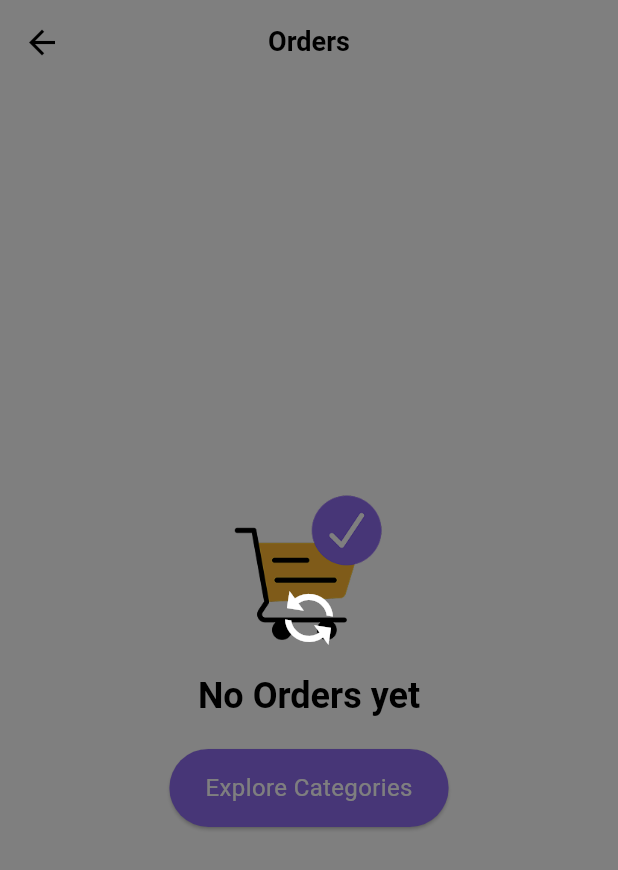
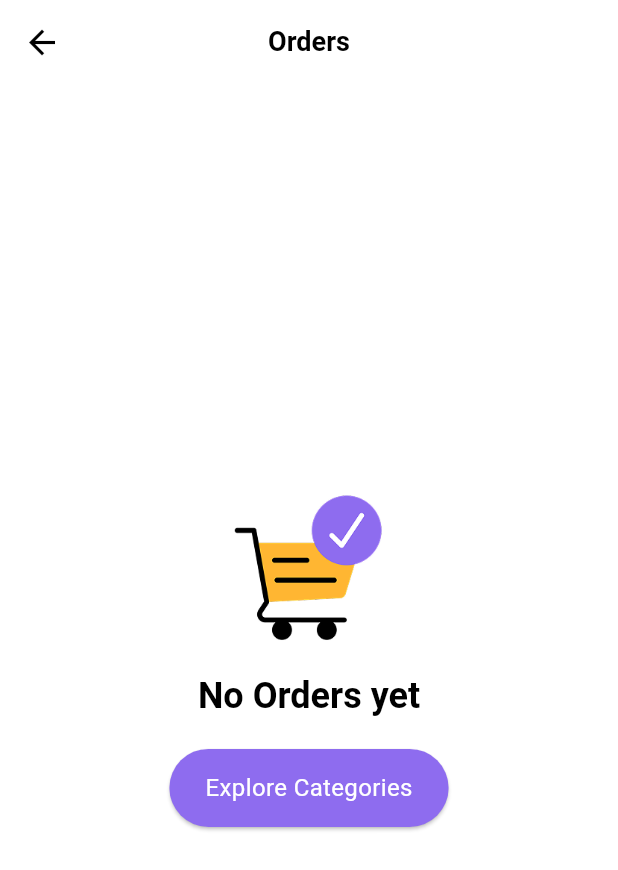
Before and after one commit to YoussefGhonem1/ecommerce_linkdevelpment, a Flutter app: the OrdersTab screen opened directly, on a phone screen of 412 x 824 dp. Shown: the top 870 px of the screen. Run offline on Flutter 3.47's test engine with Material 3 defaults, Android fonts, the phone set to English and light mode, and no system bars; our stand-ins replace cloud_firestore, dots_indicator, firebase_auth, firebase_core, firebase_messaging, flutter_local_notifications and 3 more; accounts and stored records are empty; network calls fail; key blocks and very long unbroken strings in the code were emptied for the run.

Commit message:
fix(layout): fix loading in layout module

```diff
--- a/lib/src/features/layout/screens/orders_tab.dart
+++ b/lib/src/features/layout/screens/orders_tab.dart
@@ -14,20 +14,6 @@ class OrdersTab extends ConsumerStatefulWidget {
 }
 
 class _OrdersTabState extends ConsumerState<OrdersTab> {
-  bool _isLoading = true;
-
-  @override
-  void initState() {
-    super.initState();
-    _simulateLoading();
-  }
-
-  Future<void> _simulateLoading() async {
-    await Future.delayed(const Duration(seconds: 2));
-    if (mounted) {
-      setState(() => _isLoading = false);
-    }
-  }
 
   @override
   Widget build(BuildContext context) {
@@ -36,16 +22,13 @@ class _OrdersTabState extends ConsumerState<OrdersTab> {
 
     final ordersList = ref.watch(ordersProvider);
 
-    return LoadingOverlay(
-      isLoading: _isLoading,
-      child: Scaffold(
-        appBar: AppBar(
-          title: Text(local.orders, style: theme.textTheme.headlineSmall),
-        ),
-        body: ordersList.isEmpty
-            ? BuildEmptyOrders()
-            : BuildOrdersList(order: ordersList),
+    return Scaffold(
+      appBar: AppBar(
+        title: Text(local.orders, style: theme.textTheme.headlineSmall),
       ),
+      body: ordersList.isEmpty
+          ? BuildEmptyOrders()
+          : BuildOrdersList(order: ordersList),
     );
   }
 }
--- a/lib/src/features/login/screens/pages/sign_in_email_screen.dart
+++ b/lib/src/features/login/screens/pages/sign_in_email_screen.dart
@@ -153,5 +153,8 @@ Future<void> signInWithGoogle({required BuildContext context}) async {
     }
   } catch (e) {
     print("Error signing in with Google: $e");
+    ScaffoldMessenger.of(context).showSnackBar(
+      SnackBar(content: Text("Failed to login, try again later")),
+    );
   }
 }
--- a/lib/src/features/order-placed-successfully/order-placed-successfully.dart
+++ b/lib/src/features/order-placed-successfully/order-placed-successfully.dart
@@ -75,7 +75,11 @@ class OrderPlacedSuccessScreen extends StatelessWidget {
                           elevation: 0,
                         ),
                         onPressed: () {
-                          Navigator.pushReplacementNamed(context, Routes.layout);
+                          Navigator.pushNamedAndRemoveUntil(
+                            context,
+                            Routes.layout,
+                                (route) => false,
+                          );
                         },
                         child: Text(
                           local.seeOrderDetails,
```
Also changed, not shown: lib/src/features/layout/screens/home_tab.dart (+1 -20 lines), lib/src/features/layout/screens/notification_tab.dart (+1 -17 lines).
